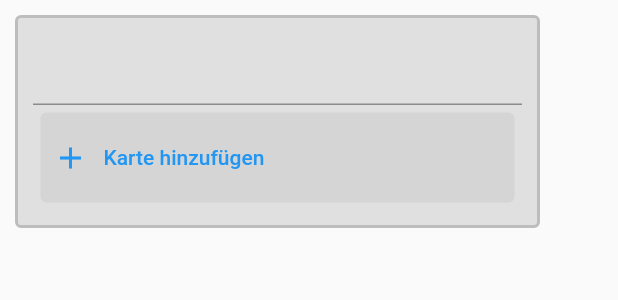
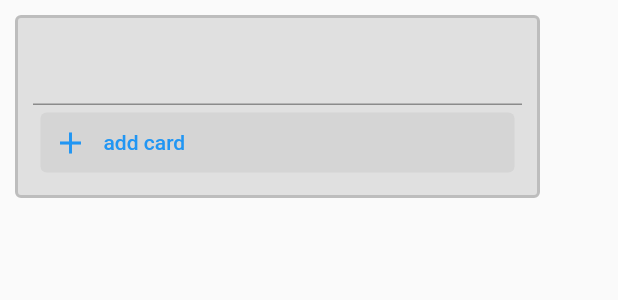
Before and after one commit to maheini/TrelloClone, a Flutter app: the TodoList widget shown alone on an empty page, opened directly, on a phone screen of 412 x 824 dp. Shown: the top 300 px of the screen. Run offline on Flutter 3.47's test engine with Material 2 defaults, Android fonts, the phone set to English and light mode, and no system bars.

Commit message:
small ui redesign

```diff
--- a/lib/TodoList.dart
+++ b/lib/TodoList.dart
@@ -50,9 +50,9 @@ class _TodoListState extends State<TodoList> {
                     children: widget._cards,
                   ),
                   Container(
-                    height: 60,
+                    height: 40,
                     width: double.infinity,
-                    margin: EdgeInsets.all(5),
+                    margin: const EdgeInsets.all(5),
                     child: TextButton(
                       onPressed: () => setState(() {
                         widget._cards.add(TodoCard(key: UniqueKey(),text: 'NewCard'));
@@ -64,7 +64,7 @@ class _TodoListState extends State<TodoList> {
                         children: [
                           const Icon(Icons.add),
                           Container(width: 10,),
-                          const Text('Karte hinzufügen'),
+                          const Text('add card'),
                         ],
                       ),
                     ),
```
